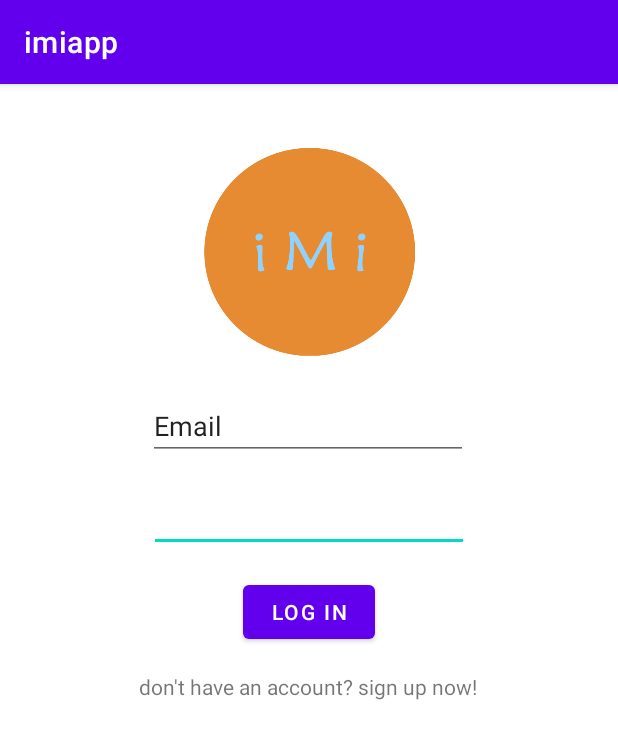
After one commit to leclerc162003/imi_app, an Android app: the Signin screen opened directly, with no data from a screen before it, on a phone screen of 412 x 824 dp. The commit adds this screen. Shown: the top 739 px of the screen. Run offline under Robolectric (Android 15) with nearby library versions, the light colour scheme and no system bars.

Commit message:
Added Sign In and Sign Up files

```diff
--- a/app/build.gradle
+++ b/app/build.gradle
@@ -39,6 +39,7 @@ dependencies {
     // Add the dependency for the Firebase SDK for Google Analytics
     // When using the BoM, don't specify versions in Firebase dependencies
     implementation 'com.google.firebase:firebase-analytics'
+    implementation 'com.google.firebase:firebase-auth'
 
     // Add the dependencies for any other desired Firebase products
     // https://firebase.google.com/docs/android/setup#available-libraries
--- a/app/src/main/AndroidManifest.xml
+++ b/app/src/main/AndroidManifest.xml
@@ -9,6 +9,8 @@
         android:roundIcon="@mipmap/ic_launcher_round"
         android:supportsRtl="true"
         android:theme="@style/Theme.Imiapp">
+        <activity android:name=".Signin"></activity>
+        <activity android:name=".Signup" />
         <activity android:name=".MainActivity">
             <intent-filter>
                 <action android:name="android.intent.action.MAIN" />
--- /dev/null
+++ b/app/src/main/java/sg/edu/np/imiapp/Signin.java
@@ -0,0 +1,23 @@
+package sg.edu.np.imiapp;
+
+import androidx.appcompat.app.AppCompatActivity;
+
+import android.os.Bundle;
+import android.widget.Button;
+import android.widget.EditText;
+
+public class Signin extends AppCompatActivity {
+    public EditText UserEmail;
+    public EditText UserPassword;
+    @Override
+    protected void onCreate(Bundle savedInstanceState) {
+        super.onCreate(savedInstanceState);
+        setContentView(R.layout.activity_signin);
+        //find email and password editText in activity_signin.xml
+        this.UserEmail = findViewById(R.id.userEmailSignIn);
+        this.UserPassword = findViewById(R.id.userPasswordSignIn);
+
+        //find createAccount button in activity_signin.xml
+        Button signIn =(Button) findViewById(R.id.userLogin);
+    }
+}
--- /dev/null
+++ b/app/src/main/res/layout/activity_signin.xml
@@ -0,0 +1,63 @@
+<?xml version="1.0" encoding="utf-8"?>
+<androidx.constraintlayout.widget.ConstraintLayout xmlns:android="http://schemas.android.com/apk/res/android"
+    xmlns:app="http://schemas.android.com/apk/res-auto"
+    xmlns:tools="http://schemas.android.com/tools"
+    android:layout_width="match_parent"
+    android:layout_height="match_parent"
+    tools:context=".Signin">
+
+    <TextView
+        android:id="@+id/signUpNow"
+        android:layout_width="wrap_content"
+        android:layout_height="wrap_content"
+        android:layout_marginTop="16dp"
+        android:text="don't have an account? sign up now!"
+        app:layout_constraintEnd_toEndOf="parent"
+        app:layout_constraintHorizontal_bias="0.497"
+        app:layout_constraintStart_toStartOf="parent"
+        app:layout_constraintTop_toBottomOf="@+id/userLogin" />
+
+    <EditText
+        android:id="@+id/userPasswordSignIn"
+        android:layout_width="wrap_content"
+        android:layout_height="wrap_content"
+        android:layout_marginTop="16dp"
+        android:ems="10"
+        android:inputType="textPassword"
+        app:layout_constraintEnd_toEndOf="parent"
+        app:layout_constraintStart_toStartOf="parent"
+        app:layout_constraintTop_toBottomOf="@+id/userEmailSignIn" />
+
+    <EditText
+        android:id="@+id/userEmailSignIn"
+        android:layout_width="wrap_content"
+        android:layout_height="wrap_content"
+        android:layout_marginTop="16dp"
+        android:ems="10"
+        android:inputType="textPersonName"
+        android:text="Email"
+        app:layout_constraintEnd_toEndOf="parent"
+        app:layout_constraintHorizontal_bias="0.497"
+        app:layout_constraintStart_toStartOf="parent"
+        app:layout_constraintTop_toBottomOf="@+id/logoSignin" />
+
+    <ImageView
+        android:id="@+id/logoSignin"
+        android:layout_width="145dp"
+        android:layout_height="157dp"
+        android:layout_marginTop="32dp"
+        app:layout_constraintEnd_toEndOf="parent"
+        app:layout_constraintStart_toStartOf="parent"
+        app:layout_constraintTop_toTopOf="parent"
+        app:srcCompat="@drawable/lgog_mad__3_" />
+
+    <Button
+        android:id="@+id/userLogin"
+        android:layout_width="wrap_content"
+        android:layout_height="wrap_content"
+        android:layout_marginTop="16dp"
+        android:text="Log In"
+        app:layout_constraintEnd_toEndOf="parent"
+        app:layout_constraintStart_toStartOf="parent"
+        app:layout_constraintTop_toBottomOf="@+id/userPasswordSignIn" />
+</androidx.constraintlayout.widget.ConstraintLayout>
--- a/app/src/main/res/values-night/themes.xml
+++ b/app/src/main/res/values-night/themes.xml
@@ -13,4 +13,9 @@
         <item name="android:statusBarColor" tools:targetApi="l">?attr/colorPrimaryVariant</item>
         <!-- Customize your theme here. -->
     </style>
+
+    <style name="ThemeOverlay.Imiapp.FullscreenContainer" parent="">
+        <item name="fullscreenBackgroundColor">@color/light_blue_900</item>
+        <item name="fullscreenTextColor">@color/light_blue_A400</item>
+    </style>
 </resources>
--- /dev/null
+++ b/app/src/main/res/values/attrs.xml
@@ -0,0 +1,6 @@
+<resources>
+    <declare-styleable name="FullscreenAttrs">
+        <attr name="fullscreenBackgroundColor" format="color" />
+        <attr name="fullscreenTextColor" format="color" />
+    </declare-styleable>
+</resources>
--- a/app/src/main/res/values/colors.xml
+++ b/app/src/main/res/values/colors.xml
@@ -7,4 +7,9 @@
     <color name="teal_700">#FF018786</color>
     <color name="black">#FF000000</color>
     <color name="white">#FFFFFFFF</color>
+    <color name="light_blue_600">#FF039BE5</color>
+    <color name="light_blue_900">#FF01579B</color>
+    <color name="light_blue_A200">#FF40C4FF</color>
+    <color name="light_blue_A400">#FF00B0FF</color>
+    <color name="black_overlay">#66000000</color>
 </resources>
--- a/app/src/main/res/values/strings.xml
+++ b/app/src/main/res/values/strings.xml
@@ -1,3 +1,6 @@
 <resources>
     <string name="app_name">imiapp</string>
+    <string name="title_activity_fullscreen">FullscreenActivity</string>
+    <string name="dummy_button">Dummy Button</string>
+    <string name="dummy_content">DUMMY\nCONTENT</string>
 </resources>
```
Also changed, not shown: app/src/main/java/sg/edu/np/imiapp/MainActivity.java (+14 -0 lines), app/src/main/java/sg/edu/np/imiapp/Signup.java (added, +80 -0 lines), app/src/main/res/layout/activity_main.xml (+5 -5 lines), app/src/main/res/layout/activity_signup.xml (added, +64 -0 lines), app/src/main/res/values/styles.xml (added, +11 -0 lines), app/src/main/res/values/themes.xml (+11 -0 lines), app/src/main/res/drawable/lgog_mad.png (added), app/src/main/res/drawable/lgog_mad__2_.png (added), app/src/main/res/drawable/lgog_mad__3_.png (added).
